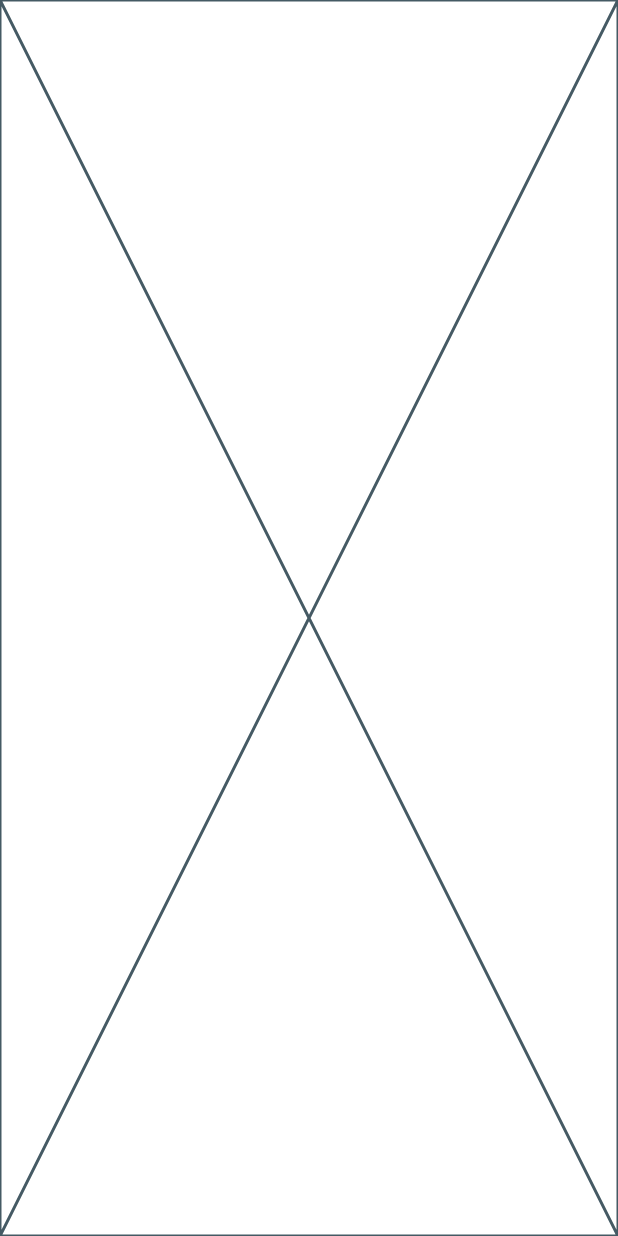
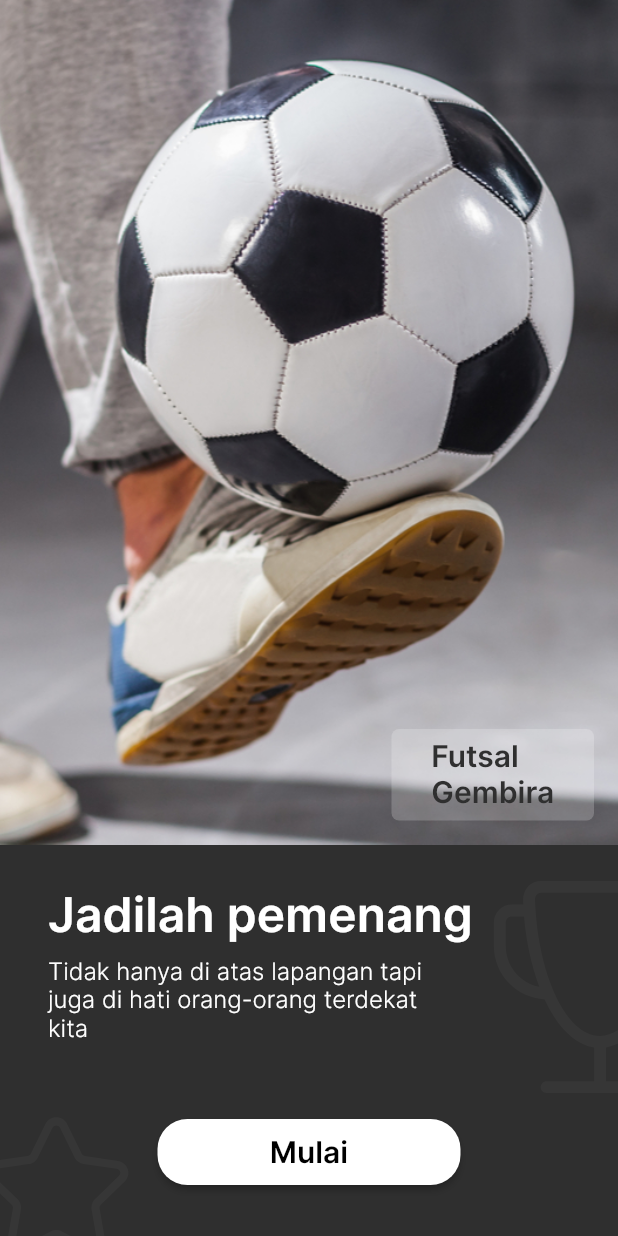
Before and after one commit to Tugas-Akhir-Futsal-Gembira/Flutter_MobileApp, a Flutter app: the screen it shows after launch, on a phone screen of 412 x 824 dp. Run offline on Flutter 3.47's test engine with Material 2 defaults, Android fonts, the phone set to English and light mode, and no system bars; our stand-ins replace flutter_svg.

Commit message:
membuat tampilan landing_page_screen

```diff
--- a/lib/main.dart
+++ b/lib/main.dart
@@ -25,7 +25,11 @@ class MyApp extends StatelessWidget {
         // Notice that the counter didn't reset back to zero; the application
         // is not restarted.
         primarySwatch: Colors.blue,
-        fontFamily: 'Inter'
+        textTheme: Theme.of(context).textTheme.apply(
+          fontFamily: 'Inter',
+          bodyColor: Colors.white,
+          displayColor: Colors.white
+        )
       ),
       // home: const MyHomePage(title: 'Flutter Demo Home Page'),
       home: const SplashScreen(),
--- a/lib/screen/landing_page_screen.dart
+++ b/lib/screen/landing_page_screen.dart
@@ -1,11 +1,117 @@
-import 'package:flutter/src/widgets/framework.dart';
-import 'package:flutter/src/widgets/placeholder.dart';
+import 'package:flutter/material.dart';
+import 'package:flutter_application_futsal_gembira/style/color_style.dart';
+import 'package:flutter_application_futsal_gembira/style/font_weight.dart';
+import 'package:flutter_svg/flutter_svg.dart';
 
 class LandindPageScreen extends StatelessWidget {
   const LandindPageScreen({super.key});
 
   @override
   Widget build(BuildContext context) {
-    return const Placeholder();
+    return Scaffold(
+      backgroundColor: primaryBaseColor,
+      body: Column(
+        children: [
+
+          ///The Image
+          Expanded(
+            child: Container(
+              alignment: Alignment.bottomRight,
+              padding: const EdgeInsets.all(16),
+              decoration: const BoxDecoration(
+                image: DecorationImage(
+                  image: AssetImage(
+                    'assets/image/landing_page/Lapangan futsal wallpaper 3.jpg'
+                  ),
+                  fit: BoxFit.cover
+                ),
+              ),
+              child: Container(
+                width: 135,
+                height: 61,
+                alignment: Alignment.center,
+                decoration: BoxDecoration(
+                  color: Colors.white.withOpacity(0.2),
+                  borderRadius: BorderRadius.circular(5)
+                ),
+                child: Text(
+                  'Futsal\nGembira',
+                  style: TextStyle(
+                    fontWeight: semiBold,
+                    fontSize: 20,
+                    color: primaryBaseColor
+                  ),
+                ),
+              ),
+            )
+          ),
+
+          ///The container below image
+          Stack(
+            children: [
+
+              Positioned(
+                right: 0,
+                child: SvgPicture.asset(
+                  'assets/icon/landing_page/Trophy.svg',
+                ),
+              ),
+
+              Positioned(
+                bottom: 0,
+                child: SvgPicture.asset(
+                  'assets/icon/landing_page/Star.svg',
+                ),
+              ),
+
+              Container(
+                width: double.infinity,
+                padding: const EdgeInsets.all(32),
+                child: Column(
+                  crossAxisAlignment: CrossAxisAlignment.start,
+                  children: [
+                    Text('Jadilah pemenang', style: TextStyle(fontSize: 32, fontWeight: semiBold, height: 1.0),),
+                    const SizedBox(height: 10,),
+                    ConstrainedBox(
+                      constraints: const BoxConstraints(
+                        maxWidth: 250
+                      ),
+                      child: Text(
+                        'Tidak hanya di atas lapangan tapi juga di hati orang-orang terdekat kita',
+                        style: TextStyle(
+                          fontSize: 16,
+                          fontWeight: light
+                        ),
+                      ),
+                    ),
+                    const SizedBox(height: 50,),
+                    Center(
+                      child: ElevatedButton(
+                        onPressed: (){},
+                        style: ElevatedButton.styleFrom(
+                          backgroundColor: Colors.white,
+                          fixedSize: const Size(202, 44),
+                          shape: RoundedRectangleBorder(
+                            borderRadius: BorderRadius.circular(20)
+                          ),
+                        ),
+                        child: Text(
+                          'Mulai',
+                          style: TextStyle(
+                            color: Colors.black,
+                            fontWeight: semiBold,
+                            fontSize: 20
+                          ),
+                        ),
+                      ),
+                    ),
+                  ],
+                ),
+              ),
+            ],
+          )
+        ],
+      ),
+    );
   }
 }
--- a/lib/style/color_style.dart
+++ b/lib/style/color_style.dart
@@ -1,3 +1,4 @@
 import 'package:flutter/widgets.dart';
 
 Color primaryBaseColor = const Color(0xFF2F2F2F);
+Color primaryLightColor = const Color(0xFF363636);
```
Also changed, not shown: pubspec.yaml (+7 -0 lines), assets/icon/landing_page/Star.svg (added), assets/icon/landing_page/Trophy.svg (added), assets/image/landing_page/Lapangan futsal wallpaper 3.jpg (added), pubspec.lock.
